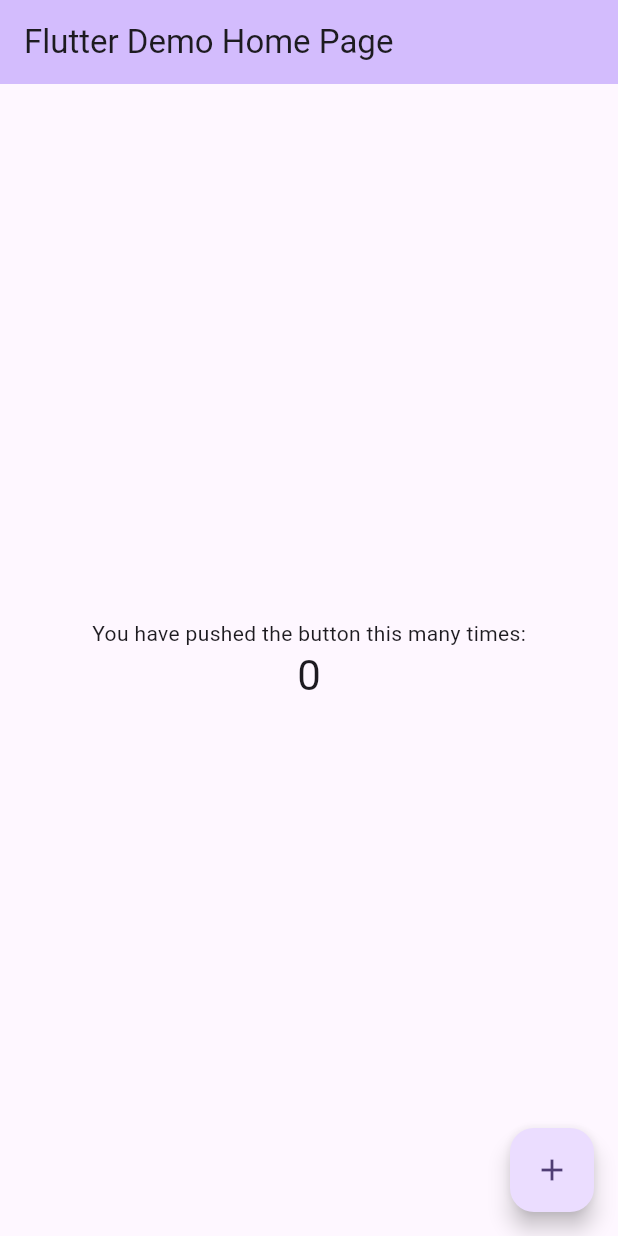
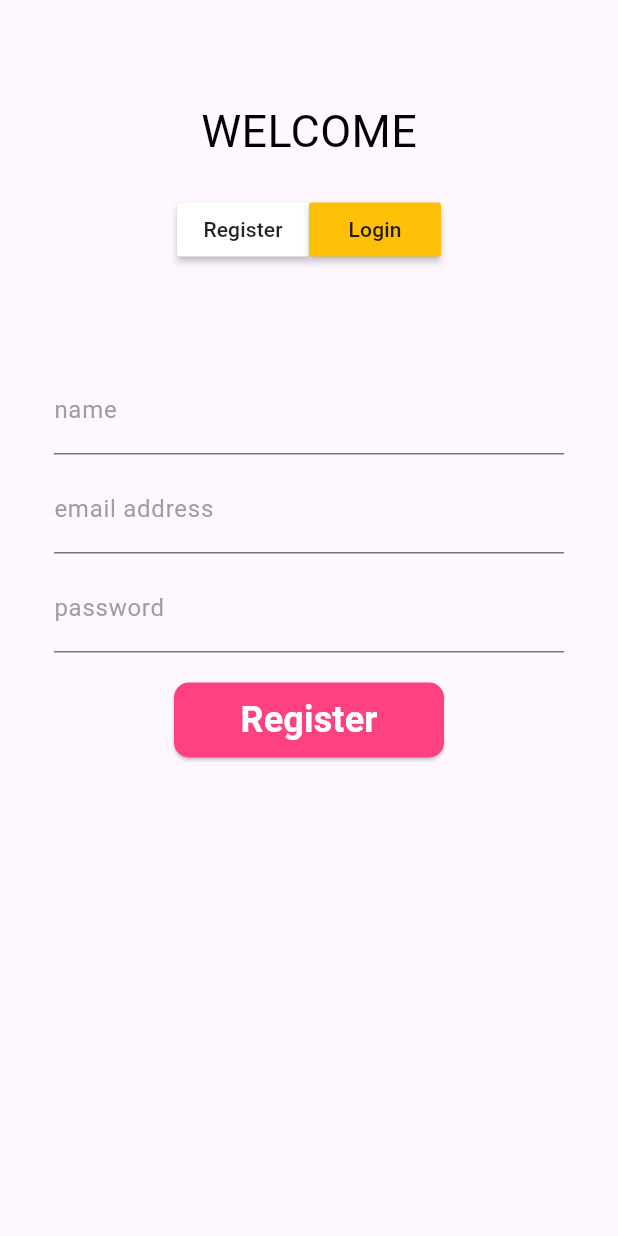
Before and after one commit to kennedyjulius/authentication_REST_API, a Flutter app: the screen it shows after launch, on a phone screen of 412 x 824 dp. Run offline on Flutter 3.47's test engine with Material 3 defaults, Android fonts, the phone set to English and light mode, and no system bars; our stand-ins replace get, shared_preferences.

Commit message:
second commit

```diff
--- a/lib/main.dart
+++ b/lib/main.dart
@@ -1,125 +1,10 @@
+import 'package:authentication_rest_api/screens/widgets/auth_screen.dart';
 import 'package:flutter/material.dart';
+import 'package:get/get_navigation/src/root/get_material_app.dart';
 
-void main() {
-  runApp(const MyApp());
+main() async {
+  runApp(GetMaterialApp(
+    debugShowCheckedModeBanner: false,
+    home: AuthScreen(),
+  ));
 }
-
-class MyApp extends StatelessWidget {
-  const MyApp({super.key});
-
-  // This widget is the root of your application.
-  @override
-  Widget build(BuildContext context) {
-    return MaterialApp(
-      title: 'Flutter Demo',
-      theme: ThemeData(
-        // This is the theme of your application.
-        //
-        // TRY THIS: Try running your application with "flutter run". You'll see
-        // the application has a blue toolbar. Then, without quitting the app,
-        // try changing the seedColor in the colorScheme below to Colors.green
-        // and then invoke "hot reload" (save your changes or press the "hot
-        // reload" button in a Flutter-supported IDE, or press "r" if you used
-        // the command line to start the app).
-        //
-        // Notice that the counter didn't reset back to zero; the application
-        // state is not lost during the reload. To reset the state, use hot
-        // restart instead.
-        //
-        // This works for code too, not just values: Most code changes can be
-        // tested with just a hot reload.
-        colorScheme: ColorScheme.fromSeed(seedColor: Colors.deepPurple),
-        useMaterial3: true,
-      ),
-      home: const MyHomePage(title: 'Flutter Demo Home Page'),
-    );
-  }
-}
-
-class MyHomePage extends StatefulWidget {
-  const MyHomePage({super.key, required this.title});
-
-  // This widget is the home page of your application. It is stateful, meaning
-  // that it has a State object (defined below) that contains fields that affect
-  // how it looks.
-
-  // This class is the configuration for the state. It holds the values (in this
-  // case the title) provided by the parent (in this case the App widget) and
-  // used by the build method of the State. Fields in a Widget subclass are
-  // always marked "final".
-
-  final String title;
-
-  @override
-  State<MyHomePage> createState() => _MyHomePageState();
-}
-
-class _MyHomePageState extends State<MyHomePage> {
-  int _counter = 0;
-
-  void _incrementCounter() {
-    setState(() {
-      // This call to setState tells the Flutter framework that something has
-      // changed in this State, which causes it to rerun the build method below
-      // so that the display can reflect the updated values. If we changed
-      // _counter without calling setState(), then the build method would not be
-      // called again, and so nothing would appear to happen.
-      _counter++;
-    });
-  }
-
-  @override
-  Widget build(BuildContext context) {
-    // This method is rerun every time setState is called, for instance as done
-    // by the _incrementCounter method above.
-    //
-    // The Flutter framework has been optimized to make rerunning build methods
-    // fast, so that you can just rebuild anything that needs updating rather
-    // than having to individually change instances of widgets.
-    return Scaffold(
-      appBar: AppBar(
-        // TRY THIS: Try changing the color here to a specific color (to
-        // Colors.amber, perhaps?) and trigger a hot reload to see the AppBar
-        // change color while the other colors stay the same.
-        backgroundColor: Theme.of(context).colorScheme.inversePrimary,
-        // Here we take the value from the MyHomePage object that was created by
-        // the App.build method, and use it to set our appbar title.
-        title: Text(widget.title),
-      ),
-      body: Center(
-        // Center is a layout widget. It takes a single child and positions it
-        // in the middle of the parent.
-        child: Column(
-          // Column is also a layout widget. It takes a list of children and
-          // arranges them vertically. By default, it sizes itself to fit its
-          // children horizontally, and tries to be as tall as its parent.
-          //
-          // Column has various properties to control how it sizes itself and
-          // how it positions its children. Here we use mainAxisAlignment to
-          // center the children vertically; the main axis here is the vertical
-          // axis because Columns are vertical (the cross axis would be
-          // horizontal).
-          //
-          // TRY THIS: Invoke "debug painting" (choose the "Toggle Debug Paint"
-          // action in the IDE, or press "p" in the console), to see the
-          // wireframe for each widget.
-          mainAxisAlignment: MainAxisAlignment.center,
-          children: <Widget>[
-            const Text(
-              'You have pushed the button this many times:',
-            ),
-            Text(
-              '$_counter',
-              style: Theme.of(context).textTheme.headlineMedium,
-            ),
-          ],
-        ),
-      ),
-      floatingActionButton: FloatingActionButton(
-        onPressed: _incrementCounter,
-        tooltip: 'Increment',
-        child: const Icon(Icons.add),
-      ), // This trailing comma makes auto-formatting nicer for build methods.
-    );
-  }
-}
--- /dev/null
+++ b/lib/screens/widgets/auth_screen.dart
@@ -0,0 +1,126 @@
+// ignore_for_file: avoid_unnecessary_containers, prefer_const_constructors
+
+import 'package:authentication_rest_api/controllers/login_controller.dart';
+import 'package:authentication_rest_api/controllers/registration_controller.dart';
+import 'package:authentication_rest_api/screens/widgets/input_field.dart';
+
+import 'package:authentication_rest_api/screens/widgets/submit_button.dart';
+import 'package:flutter/material.dart';
+import 'package:get/get.dart';
+
+class AuthScreen extends StatefulWidget {
+  @override
+  State<AuthScreen> createState() => _AuthScreenState();
+}
+
+class _AuthScreenState extends State<AuthScreen> {
+  RegisterationController registerationController = Get.put(RegisterationController());
+
+  LoginController loginController = Get.put(LoginController());
+
+  var isLogin = false.obs;
+  @override
+  Widget build(BuildContext context) {
+    return Scaffold(
+      body: SingleChildScrollView(
+        child: Padding(
+          padding: EdgeInsets.all(36),
+          child: Center(
+            child: Obx(
+              () => Column(
+                  crossAxisAlignment: CrossAxisAlignment.center,
+                  mainAxisAlignment: MainAxisAlignment.center,
+                  children: [
+                    SizedBox(
+                      height: 30,
+                    ),
+                    Container(
+                      child: Text(
+                        'WELCOME',
+                        style: TextStyle(
+                            fontSize: 30,
+                            color: Colors.black,
+                            fontWeight: FontWeight.w400),
+                      ),
+                    ),
+                    SizedBox(
+                      height: 20,
+                    ),
+                    Row(
+                      mainAxisAlignment: MainAxisAlignment.center,
+                      children: [
+                        MaterialButton(
+                          color: !isLogin.value ? Colors.white : Colors.amber,
+                          onPressed: () {
+                            isLogin.value = false;
+                          },
+                          child: Text('Register'),
+                        ),
+                        MaterialButton(
+                          color: isLogin.value ? Colors.white : Colors.amber,
+                          onPressed: () {
+                            isLogin.value = true;
+                          },
+                          child: Text('Login'),
+                        ),
+                      ],
+                    ),
+                    SizedBox(
+                      height: 80,
+                    ),
+                    isLogin.value ? loginWidget() : registerWidget()
+                  ]),
+            ),
+          ),
+        ),
+      ),
+    );
+  }
+
+  Widget registerWidget() {
+    return Column(
+      children: [
+        InputTextFieldWidget(registerationController.nameController, 'name'),
+        SizedBox(
+          height: 20,
+        ),
+        InputTextFieldWidget(
+            registerationController.emailController, 'email address'),
+        SizedBox(
+          height: 20,
+        ),
+        InputTextFieldWidget(
+            registerationController.passwordController, 'password'),
+        SizedBox(
+          height: 20,
+        ),
+        SubmitButton(
+          onPressed: () => registerationController.registerWithEmail(),
+          title: 'Register',
+        )
+      ],
+    );
+  }
+
+  Widget loginWidget() {
+    return Column(
+      children: [
+        SizedBox(
+          height: 20,
+        ),
+        InputTextFieldWidget(loginController.emailController, 'email address'),
+        SizedBox(
+          height: 20,
+        ),
+        InputTextFieldWidget(loginController.passwordController, 'password'),
+        SizedBox(
+          height: 20,
+        ),
+        SubmitButton(
+          onPressed: () => loginController.loginWithEmail(),
+          title: 'Login',
+        )
+      ],
+    );
+  }
+}
--- /dev/null
+++ b/lib/screens/widgets/input_field.dart
@@ -0,0 +1,27 @@
+// ignore_for_file: prefer_const_constructors
+
+import 'package:flutter/material.dart';
+
+class InputTextFieldWidget extends StatelessWidget {
+  final TextEditingController textEditingController;
+  final String hintText;
+  InputTextFieldWidget(this.textEditingController, this.hintText);
+  @override
+  Widget build(BuildContext context) {
+    return Container(
+      height: 46,
+      child: TextField(
+        controller: textEditingController,
+        decoration: InputDecoration(
+            alignLabelWithHint: true,
+            focusedBorder: UnderlineInputBorder(
+                borderSide: BorderSide(color: Colors.black)),
+            fillColor: Colors.white54,
+            hintText: hintText,
+            hintStyle: TextStyle(color: Colors.grey),
+            contentPadding: EdgeInsets.only(bottom: 15),
+            focusColor: Colors.white60),
+      ),
+    );
+  }
+}
--- /dev/null
+++ b/lib/screens/widgets/submit_button.dart
@@ -0,0 +1,42 @@
+// ignore_for_file: prefer_const_constructors
+
+import 'package:flutter/material.dart';
+
+class SubmitButton extends StatelessWidget {
+  final VoidCallback onPressed;
+  final String title;
+  const SubmitButton({Key? key, required this.onPressed, required this.title})
+      : super(key: key);
+
+  @override
+  Widget build(BuildContext context) {
+    return Container(
+      width: 180,
+      height: 50,
+      decoration:
+          BoxDecoration(borderRadius: BorderRadius.circular(20), boxShadow: [
+        BoxShadow(
+            color: Colors.white.withOpacity(0.25),
+            offset: Offset(0, 0),
+            blurRadius: 2,
+            spreadRadius: 1)
+      ]),
+      child: ElevatedButton(
+          style: ButtonStyle(
+              shape: MaterialStateProperty.all<RoundedRectangleBorder>(
+                  RoundedRectangleBorder(
+                      borderRadius: BorderRadius.circular(10),
+                      side: BorderSide.none)),
+              backgroundColor: MaterialStateProperty.all<Color>(
+                Colors.pinkAccent,
+              )),
+          onPressed: onPressed,
+          child: Text(title,
+              style: TextStyle(
+                fontSize: 24,
+                color: Colors.white,
+                fontWeight: FontWeight.w600,
+              ))),
+    );
+  }
+}
--- /dev/null
+++ b/lib/utils/api_endpoints.dart
@@ -0,0 +1,11 @@
+class ApiEndPoints {
+  static final String baseUrl = 'http://restapi.adequateshop.com/api/';
+  //static final String baseUrl = 'http://restapi.adequateshop.com/api/';
+  static _AuthEndpoints authEndpoints = _AuthEndpoints();
+
+}
+class _AuthEndpoints {
+  final String registerEmail = 'authaccount/registration';
+  final String loginEmail = 'authaccount/login';
+
+}
```
Also changed, not shown: lib/controllers/login_controller.dart (added, +58 -0 lines), lib/controllers/registration_controller.dart (added, +65 -0 lines), lib/screens/home.dart (added, +48 -0 lines), pubspec.yaml (+5 -17 lines), pubspec.lock, 1 other file.
